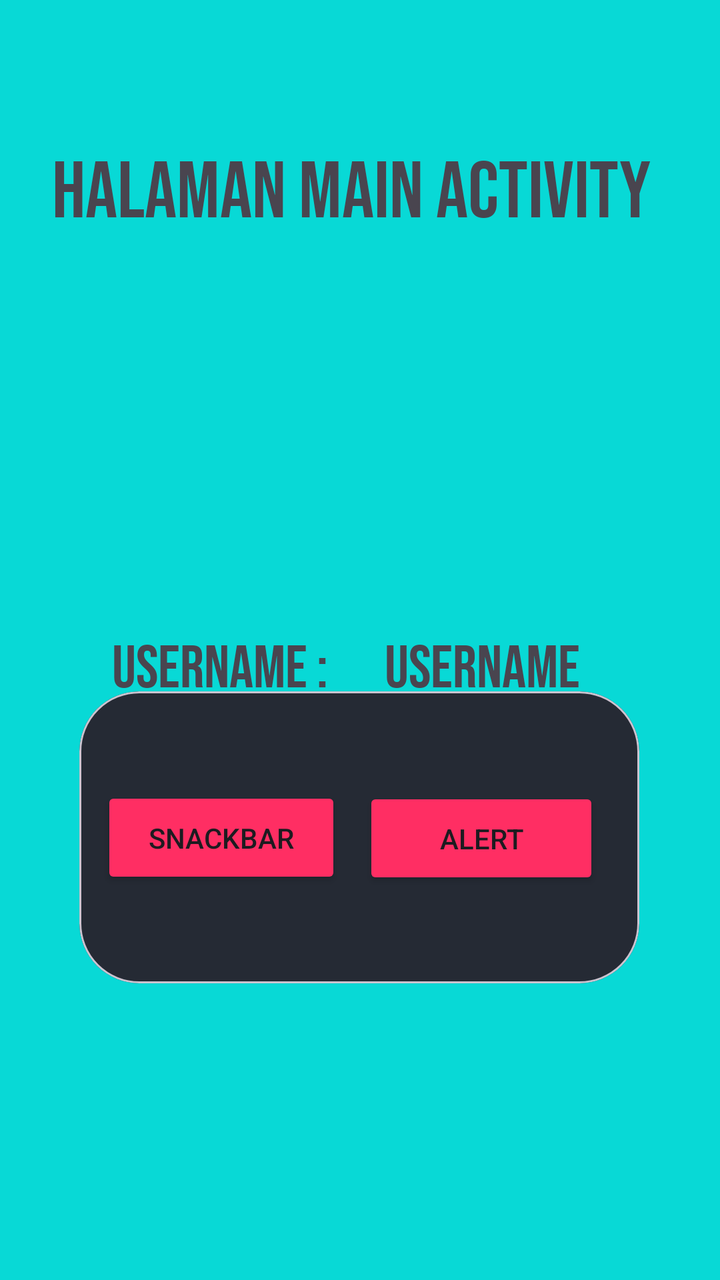
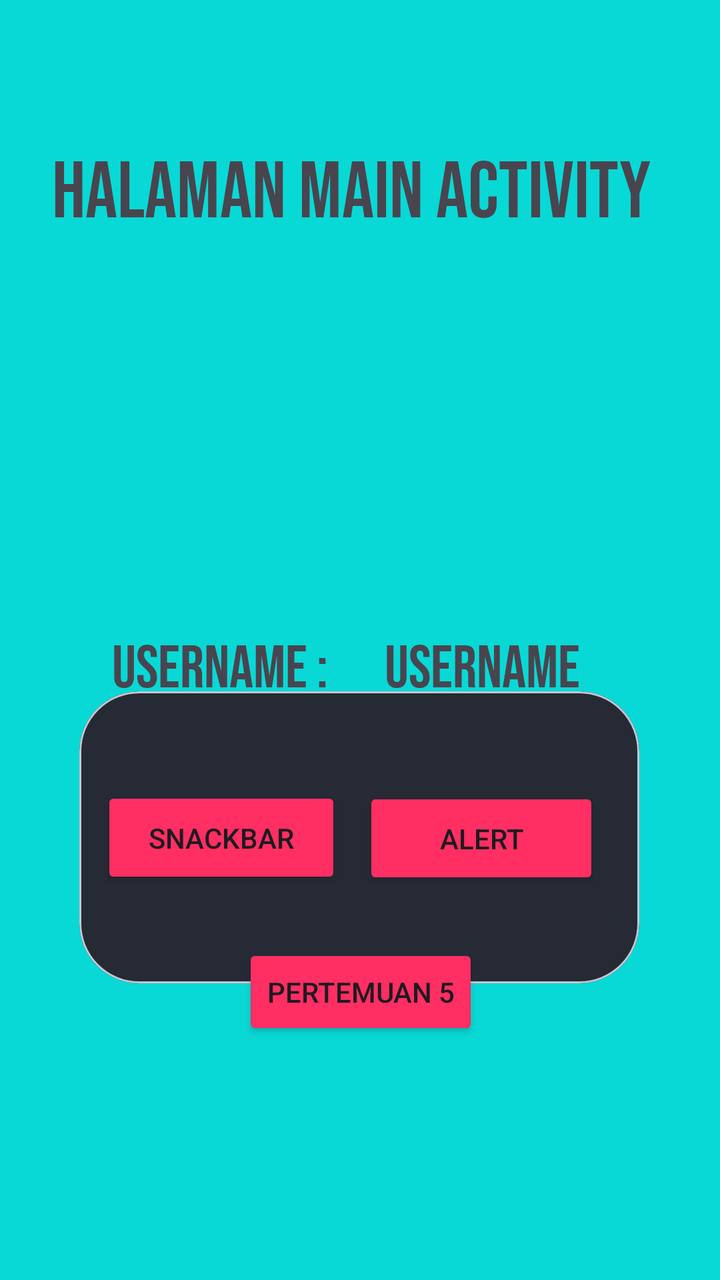

Before-and-after screenshots of an Android layout around one commit, followed by the original layout XML and the change that was made.
<!-- AndroidManifest.xml: application theme Theme.Pedro3TIA -->
<!-- res/layout/activity_main.xml -->
<?xml version="1.0" encoding="utf-8"?>
<androidx.constraintlayout.widget.ConstraintLayout xmlns:android="http://schemas.android.com/apk/res/android"
    xmlns:app="http://schemas.android.com/apk/res-auto"
    xmlns:tools="http://schemas.android.com/tools"
    android:id="@+id/main"
    android:background="@color/free"
    android:layout_width="match_parent"
    android:layout_height="match_parent"
    tools:context=".MainActivity">

    <TextView
        android:id="@+id/txtUsername"
        android:layout_width="wrap_content"
        android:layout_height="wrap_content"
        android:layout_marginTop="316dp"
        android:fontFamily="@font/bebasneue"
        android:text="Username "
        android:textSize="30sp"
        app:layout_constraintEnd_toEndOf="parent"
        app:layout_constraintHorizontal_bias="0.266"
        app:layout_constraintStart_toEndOf="@+id/textView4"
        app:layout_constraintTop_toTopOf="parent" />

    <TextView
        android:id="@+id/txtPassword"
        android:layout_width="wrap_content"
        android:layout_height="wrap_content"
        android:layout_marginTop="384dp"
        android:fontFamily="@font/bebasneue"
        android:text="Password "
        android:textSize="30sp"
        app:layout_constraintEnd_toEndOf="parent"
        app:layout_constraintHorizontal_bias="0.272"
        app:layout_constraintStart_toEndOf="@+id/textView5"
        app:layout_constraintTop_toTopOf="parent" />

    <TextView
        android:id="@+id/textView5"
        android:layout_width="wrap_content"
        android:layout_height="wrap_content"
        android:layout_marginTop="384dp"
        android:fontFamily="@font/bebasneue"
        android:text="Password : "
        android:textSize="30sp"
        app:layout_constraintEnd_toEndOf="parent"
        app:layout_constraintHorizontal_bias="0.229"
        app:layout_constraintStart_toStartOf="parent"
        app:layout_constraintTop_toTopOf="parent" />

    <TextView
        android:id="@+id/textView4"
        android:layout_width="wrap_content"
        android:layout_height="wrap_content"
        android:layout_marginTop="316dp"
        android:fontFamily="@font/bebasneue"
        android:text="Username : "
        android:textSize="30sp"
        app:layout_constraintEnd_toEndOf="parent"
        app:layout_constraintHorizontal_bias="0.227"
        app:layout_constraintStart_toStartOf="parent"
        app:layout_constraintTop_toTopOf="parent" />

    <TextView
        android:id="@+id/textView6"
        android:layout_width="wrap_content"
        android:layout_height="wrap_content"
        android:layout_marginTop="72dp"
        android:fontFamily="@font/bebasneue"
        android:text="HALAMAN MAIN ACTIVITY "
        android:textSize="40sp"
        app:layout_constraintEnd_toEndOf="parent"
        app:layout_constraintHorizontal_bias="0.48"
        app:layout_constraintStart_toStartOf="parent"
        app:layout_constraintTop_toTopOf="parent" />


    <com.google.android.material.card.MaterialCardView
        android:layout_width="280dp"
        android:layout_height="146dp"
        app:cardBackgroundColor="@color/black"
        app:cardCornerRadius="30dp"
        app:cardElevation="1dp"
        app:layout_constraintBottom_toBottomOf="parent"
        app:layout_constraintEnd_toEndOf="parent"
        app:layout_constraintHorizontal_bias="0.497"
        app:layout_constraintStart_toStartOf="parent"
        app:layout_constraintTop_toTopOf="parent"
        app:layout_constraintVertical_bias="0.7">


        <androidx.constraintlayout.widget.ConstraintLayout
            android:layout_width="match_parent"
            android:layout_height="match_parent">

            <Button
                android:id="@+id/btnAlert"
                android:layout_width="118dp"
                android:layout_height="51dp"
                android:layout_marginEnd="20dp"
                android:text="Alert"
                app:backgroundTint="@color/red"
                app:layout_constraintBottom_toBottomOf="parent"
                app:layout_constraintEnd_toEndOf="parent"
                app:layout_constraintTop_toTopOf="parent"
                app:layout_constraintVertical_bias="0.505" />

            <Button
                android:id="@+id/btnSnackbar"
                android:layout_width="120dp"
                android:layout_height="51dp"
                android:text="Snackbar"
                app:backgroundTint="@color/red"
                app:layout_constraintBottom_toBottomOf="parent"
                app:layout_constraintEnd_toStartOf="@+id/btnAlert"
                app:layout_constraintStart_toStartOf="parent"
                app:layout_constraintTop_toTopOf="parent" />
        </androidx.constraintlayout.widget.ConstraintLayout>


    </com.google.android.material.card.MaterialCardView>

    <ImageView
        android:id="@+id/imageView2"
        android:layout_width="176dp"
        android:layout_height="86dp"
        android:layout_marginTop="168dp"
        app:layout_constraintEnd_toEndOf="parent"
        app:layout_constraintHorizontal_bias="0.431"
        app:layout_constraintStart_toStartOf="parent"
        app:layout_constraintTop_toTopOf="parent" />

</androidx.constraintlayout.widget.ConstraintLayout>
<!-- resources referenced by this layout -->
<resources>
  <color name="black">#252A34</color>
  <color name="free">#08D9D6</color>
  <color name="red">#FF2E63</color>
  <style name="Theme.Pedro3TIA" parent="Base.Theme.Pedro3TIA" />
  <style name="Base.Theme.Pedro3TIA" parent="Theme.Material3.DayNight.NoActionBar">
          
          
      </style>
</resources>

<!-- the commit's change to res/layout/activity_main.xml (unified diff, before → after) -->
@@ -129,4 +129,16 @@
         app:layout_constraintStart_toStartOf="parent"
         app:layout_constraintTop_toTopOf="parent" />
 
+    <Button
+        android:id="@+id/btnToLima"
+        android:layout_width="wrap_content"
+        android:layout_height="wrap_content"
+        android:layout_marginBottom="120dp"
+        android:text="Pertemuan 5"
+        app:backgroundTint="@color/red"
+        app:layout_constraintBottom_toBottomOf="parent"
+        app:layout_constraintEnd_toEndOf="parent"
+        app:layout_constraintHorizontal_bias="0.501"
+        app:layout_constraintStart_toStartOf="parent" />
+
 </androidx.constraintlayout.widget.ConstraintLayout>
